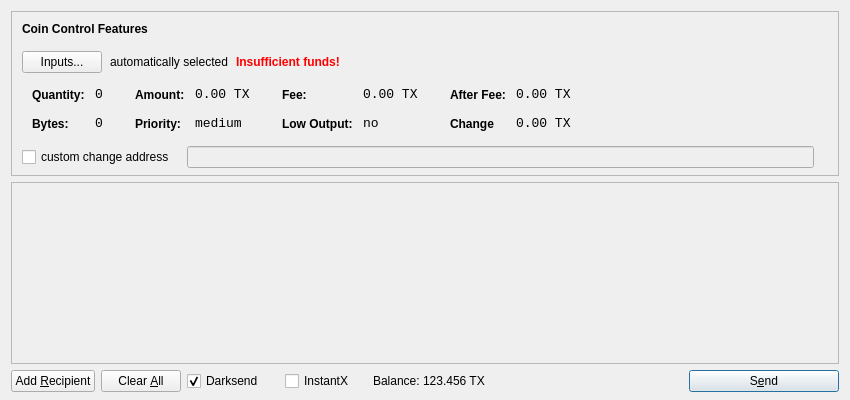
This is src/qt/forms/sendcoinsdialog.ui in CoinBuild/AmsterdamCoin as Qt 5 draws it before an edit. The edited form follows.
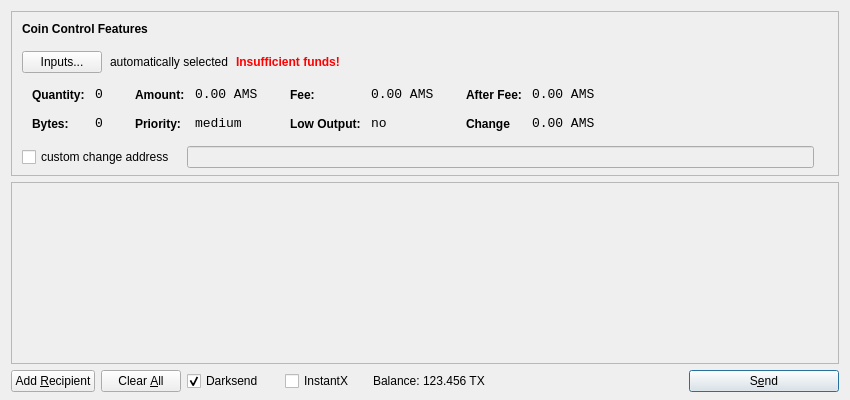
This is the edited form. Icons and pictures are not drawn.

Diff of the .ui file:
```diff
--- a/src/qt/forms/sendcoinsdialog.ui
+++ b/src/qt/forms/sendcoinsdialog.ui
@@ -321,7 +321,7 @@
                   <enum>Qt::ActionsContextMenu</enum>
                  </property>
                  <property name="text">
-                  <string>0.00 TX</string>
+                  <string>0.00 AMS</string>
                  </property>
                  <property name="textInteractionFlags">
                   <set>Qt::LinksAccessibleByMouse|Qt::TextSelectableByKeyboard|Qt::TextSelectableByMouse</set>
@@ -407,7 +407,7 @@
                   <enum>Qt::ActionsContextMenu</enum>
                  </property>
                  <property name="text">
-                  <string>0.00 TX</string>
+                  <string>0.00 AMS</string>
                  </property>
                  <property name="textInteractionFlags">
                   <set>Qt::LinksAccessibleByMouse|Qt::TextSelectableByKeyboard|Qt::TextSelectableByMouse</set>
@@ -493,7 +493,7 @@
                   <enum>Qt::ActionsContextMenu</enum>
                  </property>
                  <property name="text">
-                  <string>0.00 TX</string>
+                  <string>0.00 AMS</string>
                  </property>
                  <property name="textInteractionFlags">
                   <set>Qt::LinksAccessibleByMouse|Qt::TextSelectableByKeyboard|Qt::TextSelectableByMouse</set>
@@ -525,7 +525,7 @@
                   <enum>Qt::ActionsContextMenu</enum>
                  </property>
                  <property name="text">
-                  <string>0.00 TX</string>
+                  <string>0.00 AMS</string>
                  </property>
                  <property name="textInteractionFlags">
                   <set>Qt::LinksAccessibleByMouse|Qt::TextSelectableByKeyboard|Qt::TextSelectableByMouse</set>
```
